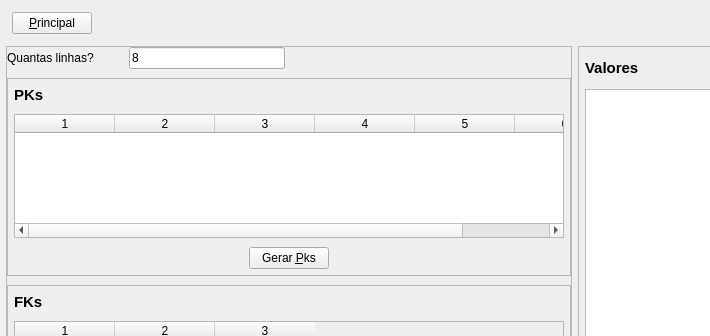
Above: code/sql/applications/insert_generator/table_insert_generator.ui from rodrigocanellas/tenacitas before the change; both pictures show x 0 to 710 and y 0 to 336 of the 1149 by 692 pixel window. Below: the same form after it.
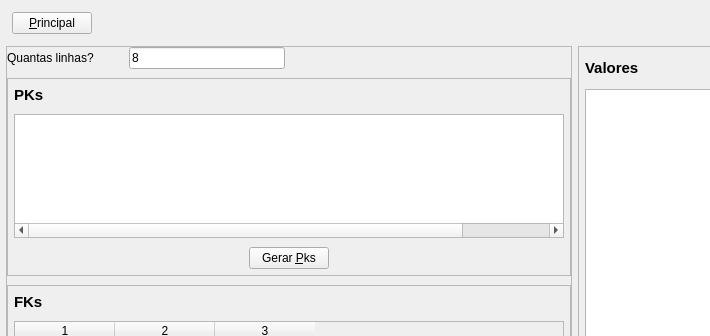
That is the form after the change. Icons and pictures are not drawn.

What changed in the file:
```diff
--- a/code/sql/applications/insert_generator/table_insert_generator.ui
+++ b/code/sql/applications/insert_generator/table_insert_generator.ui
@@ -212,7 +212,7 @@
                <number>6</number>
               </property>
               <attribute name="horizontalHeaderVisible">
-               <bool>true</bool>
+               <bool>false</bool>
               </attribute>
               <attribute name="verticalHeaderVisible">
                <bool>false</bool>
```
Left out of the diff: 3 changed lines with no effect on the pictures.
